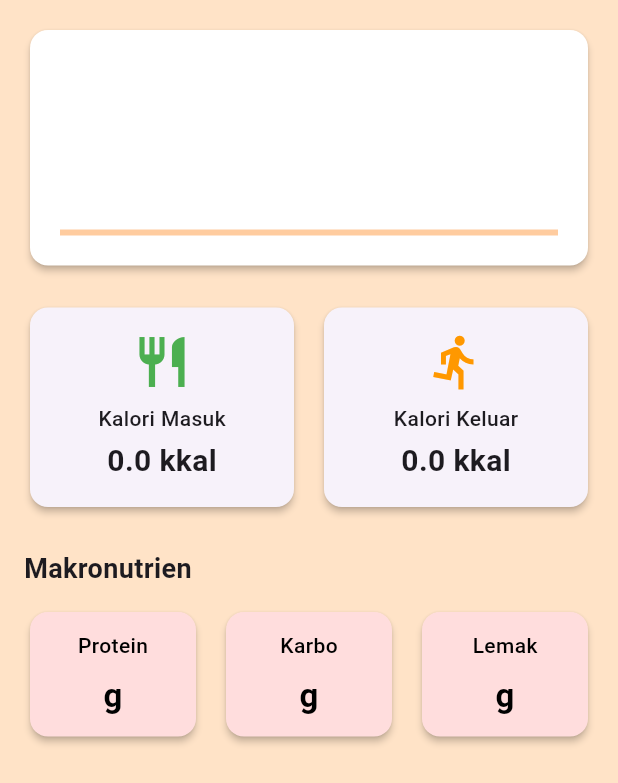
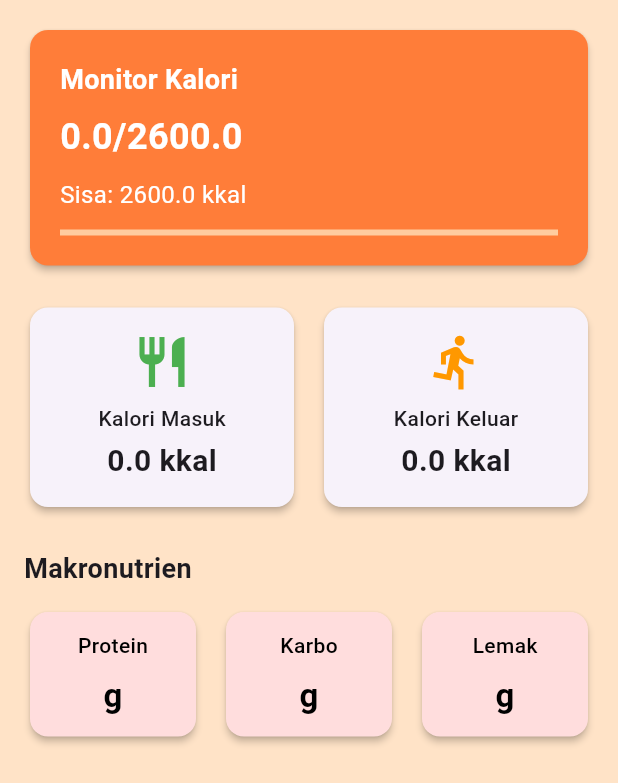
Before and after one commit to Trombosits/langsingin, a Flutter app: the DashboardPage screen opened directly, on a phone screen of 412 x 824 dp. Shown: the top 783 px of the screen. Run offline on Flutter 3.47's test engine with Material 3 defaults, Android fonts, the phone set to English and light mode, and no system bars; our stand-ins replace fl_chart, flutter_dotenv, google_fonts, supabase_flutter; accounts and stored records are empty.

Commit message:
Fixing Calorie Monitor Colors

```diff
--- a/lib/Screens/dashboard.dart
+++ b/lib/Screens/dashboard.dart
@@ -70,7 +70,7 @@ class _DashboardPageState extends State<DashboardPage> {
                 children: [
                   // Kalori Header
                   Card(
-                    color: sisaKalori > 0 ? Colors.white : Color(0xFFFF7D39),
+                    color: sisaKalori > 0 ? Color(0xFFFF7D39) : Colors.redAccent,
                     elevation: 2,
                     child: Padding(
                       padding: const EdgeInsets.all(20),
@@ -155,6 +155,7 @@ class _DashboardPageState extends State<DashboardPage> {
                       ),
                     ],
                   ),
+                  // Date n time
                 ],
               ),
             ),
--- a/lib/Screens/profile.dart
+++ b/lib/Screens/profile.dart
@@ -45,7 +45,7 @@ class _ProfilePageState extends State<ProfilePage> {
 
     return Scaffold(
       appBar: AppBar(
-        title: const Text('Profile', alig),
+        title: const Text('Profile',),
         backgroundColor: Theme.of(context).colorScheme.inversePrimary,
       ),
       body: ListView(
```
